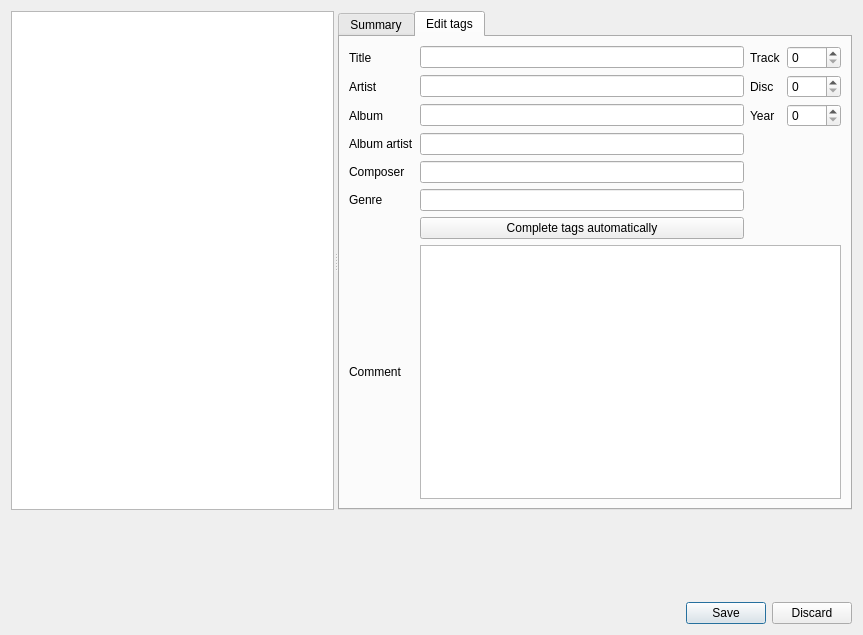
This is src/ui/edittagdialog.ui in clementine-player/Clementine as Qt 5 draws it before an edit. The edited form follows.
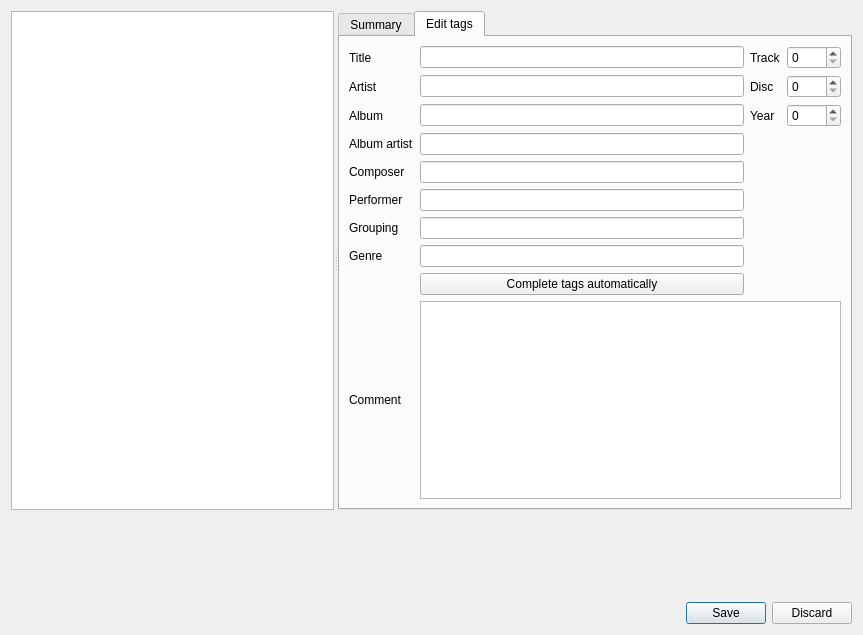
This is the edited form. The open tabs and pages were chosen to show the change. Icons and pictures are not drawn. Custom widgets are drawn as their Qt base class.

Commit message:
Extend tag support: performer, grouping
The transaction handling while upgrading the database schema had to be revised.
Furthermore some QSqlQuery statements needed to be finished properly.

Fixes issue 2556

Patch:
```diff
--- a/src/ui/edittagdialog.ui
+++ b/src/ui/edittagdialog.ui
@@ -779,6 +779,46 @@
          </widget>
         </item>
         <item row="5" column="0">
+         <widget class="QLabel" name="performer_label">
+          <property name="text">
+           <string>Performer</string>
+          </property>
+          <property name="buddy">
+           <cstring>performer</cstring>
+          </property>
+         </widget>
+        </item>
+        <item row="5" column="1">
+         <widget class="LineEdit" name="performer">
+          <property name="has_reset_button" stdset="0">
+           <bool>true</bool>
+          </property>
+          <property name="has_clear_button" stdset="0">
+           <bool>false</bool>
+          </property>
+         </widget>
+        </item>
+        <item row="6" column="0">
+         <widget class="QLabel" name="grouping_label">
+          <property name="text">
+           <string>Grouping</string>
+          </property>
+          <property name="buddy">
+           <cstring>grouping</cstring>
+          </property>
+         </widget>
+        </item>
+        <item row="6" column="1">
+         <widget class="LineEdit" name="grouping">
+          <property name="has_reset_button" stdset="0">
+           <bool>true</bool>
+          </property>
+          <property name="has_clear_button" stdset="0">
+           <bool>false</bool>
+          </property>
+         </widget>
+        </item>
+        <item row="7" column="0">
          <widget class="QLabel" name="genre_label">
           <property name="text">
            <string>Genre</string>
@@ -788,7 +828,7 @@
           </property>
          </widget>
         </item>
-        <item row="5" column="1">
+        <item row="7" column="1">
          <widget class="LineEdit" name="genre">
           <property name="has_reset_button" stdset="0">
            <bool>true</bool>
@@ -798,27 +838,7 @@
           </property>
          </widget>
         </item>
-        <item row="7" column="0">
-         <widget class="QLabel" name="comment_label">
-          <property name="text">
-           <string>Comment</string>
-          </property>
-          <property name="buddy">
-           <cstring>comment</cstring>
-          </property>
-         </widget>
-        </item>
-        <item row="7" column="1" colspan="3">
-         <widget class="TextEdit" name="comment">
-          <property name="has_reset_button" stdset="0">
-           <bool>true</bool>
-          </property>
-          <property name="has_clear_button" stdset="0">
-           <bool>false</bool>
-          </property>
-         </widget>
-        </item>
-        <item row="6" column="1">
+        <item row="9" column="1">
          <widget class="QPushButton" name="fetch_tag">
           <property name="text">
            <string>Complete tags automatically</string>
@@ -835,6 +855,26 @@
           </property>
          </widget>
         </item>
+        <item row="11" column="0">
+         <widget class="QLabel" name="comment_label">
+          <property name="text">
+           <string>Comment</string>
+          </property>
+          <property name="buddy">
+           <cstring>comment</cstring>
+          </property>
+         </widget>
+        </item>
+        <item row="11" column="1" colspan="3">
+         <widget class="TextEdit" name="comment">
+          <property name="has_reset_button" stdset="0">
+           <bool>true</bool>
+          </property>
+          <property name="has_clear_button" stdset="0">
+           <bool>false</bool>
+          </property>
+         </widget>
+        </item>
        </layout>
       </widget>
      </widget>
```
The commit also changes 30 other files.
